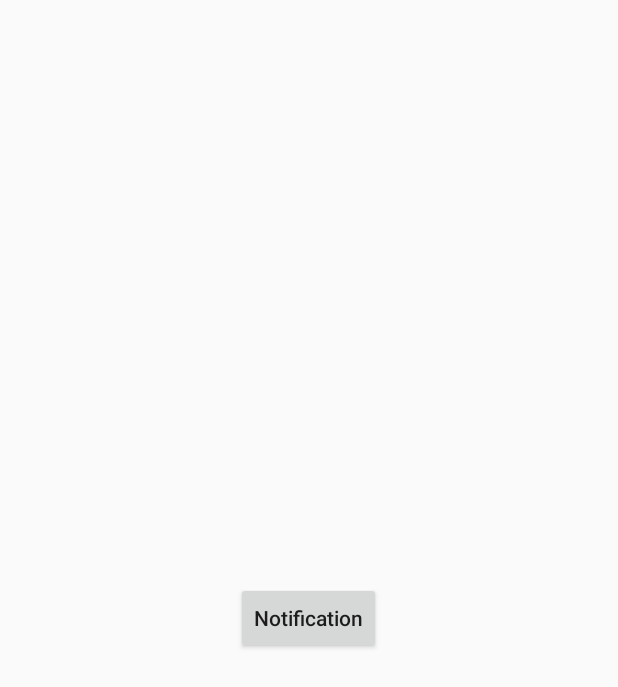
After one commit to GloriaMuthumbi/CarppApp, an Android app: the layout activity_notification.xml on its own in the app's theme, with its tools: preview values and no code run, on a phone screen of 412 x 824 dp. The commit adds this screen. Shown: the top 687 px of the screen. Run offline under Robolectric (Android 15) with nearby library versions, the phone set to English and light mode, and no system bars.

Commit message:
Notification-v1

```diff
--- a/app/src/main/AndroidManifest.xml
+++ b/app/src/main/AndroidManifest.xml
@@ -9,7 +9,8 @@
         android:roundIcon="@mipmap/ic_launcher_round"
         android:supportsRtl="true"
         android:theme="@style/AppTheme">
-        <activity android:name=".MainActivity">
+        <activity android:name=".MainActivity"/>
+        <activity android:name=".Notification">
             <intent-filter>
                 <action android:name="android.intent.action.MAIN" />
 
--- /dev/null
+++ b/app/src/main/res/drawable/ic_notification.xml
@@ -0,0 +1,5 @@
+<vector android:height="24dp" android:tint="#FFFFFF"
+    android:viewportHeight="24" android:viewportWidth="24"
+    android:width="24dp" xmlns:android="http://schemas.android.com/apk/res/android">
+    <path android:fillColor="@android:color/white" android:pathData="M12,22c1.1,0 2,-0.9 2,-2h-4c0,1.1 0.89,2 2,2zM18,16v-5c0,-3.07 -1.64,-5.64 -4.5,-6.32L13.5,4c0,-0.83 -0.67,-1.5 -1.5,-1.5s-1.5,0.67 -1.5,1.5v0.68C7.63,5.36 6,7.92 6,11v5l-2,2v1h16v-1l-2,-2z"/>
+</vector>
--- /dev/null
+++ b/app/src/main/res/layout/activity_notification.xml
@@ -0,0 +1,18 @@
+<?xml version="1.0" encoding="utf-8"?>
+
+<RelativeLayout xmlns:android="http://schemas.android.com/apk/res/android"
+    xmlns:app="http://schemas.android.com/apk/res-auto"
+    xmlns:tools="http://schemas.android.com/tools"
+    android:layout_width="match_parent"
+    android:layout_height="match_parent"
+    tools:context=".MainActivity">
+
+    <Button
+        android:id="@+id/btn_not"
+        android:layout_width="wrap_content"
+        android:layout_height="wrap_content"
+        android:textAllCaps="false"
+        android:layout_centerInParent="true"
+        android:text="@string/notification" />
+
+</RelativeLayout>
--- a/app/src/main/res/values/strings.xml
+++ b/app/src/main/res/values/strings.xml
@@ -1,3 +1,4 @@
 <resources>
     <string name="app_name">CarppApp</string>
+    <string name="notification">Notification</string>
 </resources>
--- a/build.gradle
+++ b/build.gradle
@@ -8,7 +8,7 @@ buildscript {
 
     }
     dependencies {
-        classpath 'com.android.tools.build:gradle:3.6.3'
+        classpath 'com.android.tools.build:gradle:4.0.0'
 
 
         // NOTE: Do not place your application dependencies here; they belong
```
Also changed, not shown: app/build.gradle (+5 -5 lines), app/src/main/java/com/gmuthumbi/carppapp/Notification.java (added, +47 -0 lines), gradle/wrapper/gradle-wrapper.properties.
